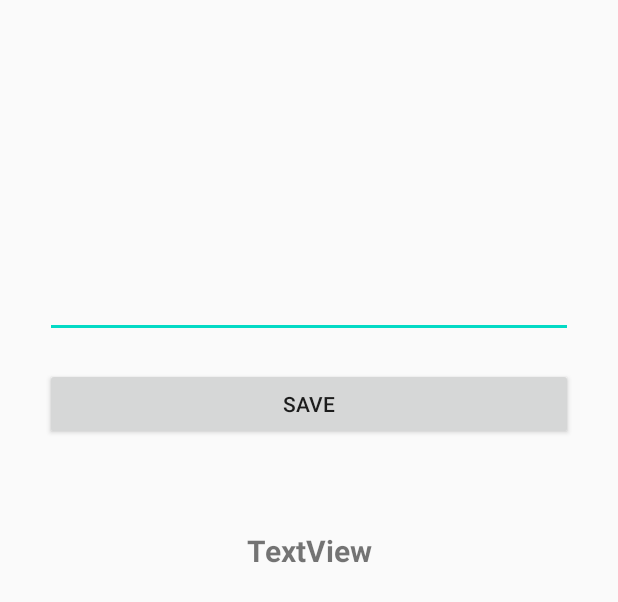
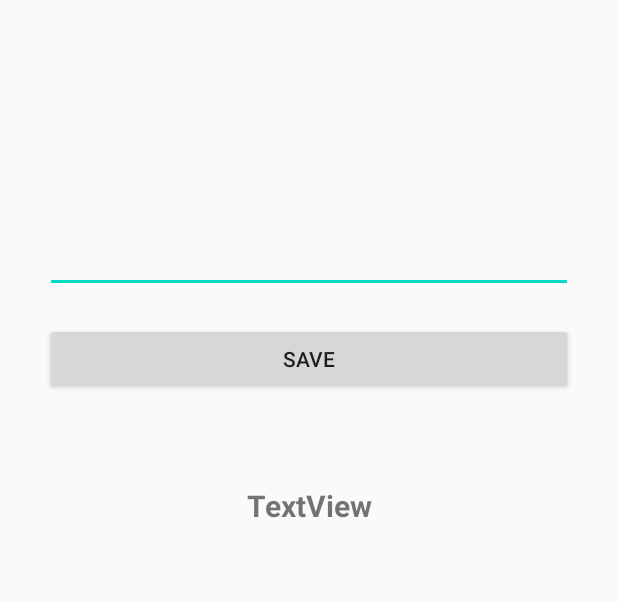
Before and after one commit to RujiraKongsomran/KT_DataStore, an Android app: the layout activity_main.xml on its own in the app's theme, with its tools: preview values and no code run, on a phone screen of 412 x 824 dp. Shown: the top 602 px of the screen. Run offline under Robolectric (Android 15) with nearby library versions, the phone set to English and light mode, and no system bars.

Commit message:
Handle DataStore in Activity and Customize UI

```diff
--- a/app/src/main/res/layout/activity_main.xml
+++ b/app/src/main/res/layout/activity_main.xml
@@ -17,20 +17,18 @@
         app:layout_constraintEnd_toEndOf="@+id/editTextTextPersonName"
         app:layout_constraintHorizontal_bias="0.5"
         app:layout_constraintStart_toStartOf="@+id/editTextTextPersonName"
-        app:layout_constraintTop_toBottomOf="@+id/editTextTextPersonName" />
+        app:layout_constraintTop_toBottomOf="@+id/editText" />
 
     <EditText
-        android:id="@+id/editTextTextPersonName"
+        android:id="@+id/editText"
         android:layout_width="match_parent"
         android:layout_height="wrap_content"
         android:layout_marginStart="30dp"
-        android:layout_marginTop="180dp"
+        android:layout_marginTop="150dp"
         android:layout_marginEnd="30dp"
         android:ems="10"
         android:inputType="textPersonName"
-        app:layout_constraintBottom_toTopOf="@+id/button"
         app:layout_constraintEnd_toEndOf="parent"
-        app:layout_constraintHorizontal_bias="0.5"
         app:layout_constraintStart_toStartOf="parent"
         app:layout_constraintTop_toTopOf="parent" />
 
@@ -38,14 +36,11 @@
         android:id="@+id/textView"
         android:layout_width="wrap_content"
         android:layout_height="wrap_content"
-        android:layout_marginStart="30dp"
         android:layout_marginTop="60dp"
-        android:layout_marginEnd="30dp"
         android:text="TextView"
         android:textSize="20sp"
         android:textStyle="bold"
         app:layout_constraintEnd_toEndOf="@+id/button"
-        app:layout_constraintHorizontal_bias="0.5"
         app:layout_constraintStart_toStartOf="@+id/button"
         app:layout_constraintTop_toBottomOf="@+id/button" />
 
```
Also changed, not shown: app/src/main/java/com/rujirakongsomran/kt_datastore/MainActivity.kt (+16 -0 lines).
